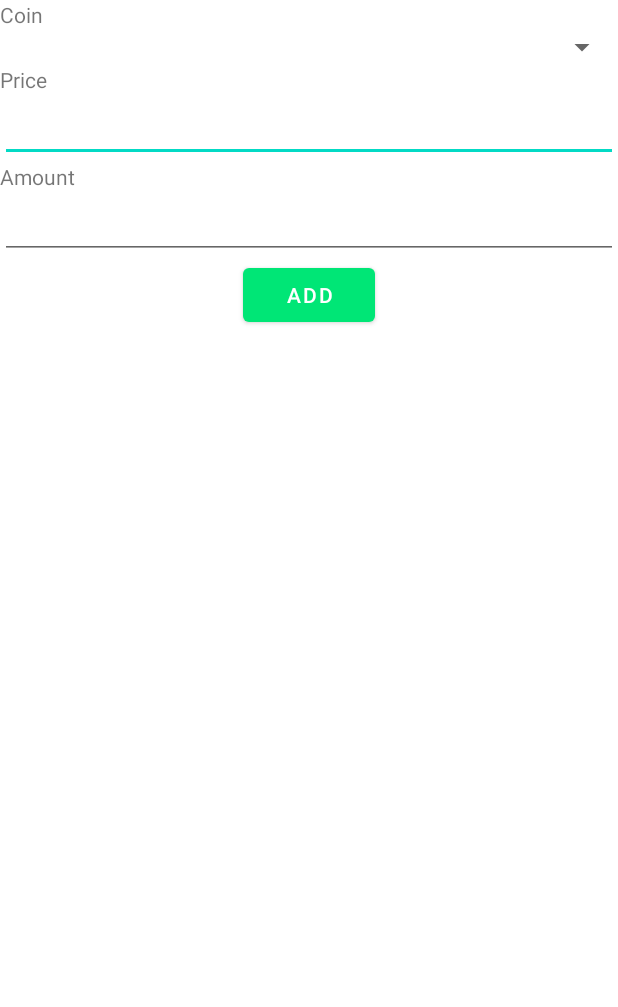
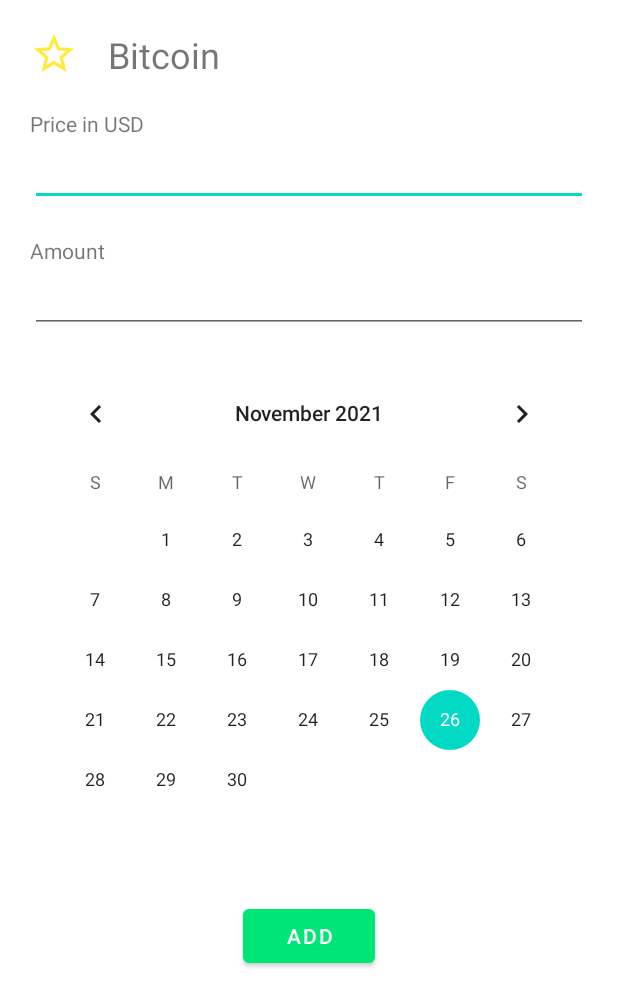
Before and after one commit to tuku13/crypto-tracker, an Android app: the layout fragment_add_to_portfolio.xml on its own in the app's theme, with its tools: preview values and no code run, on a phone screen of 412 x 824 dp. Shown: the top 1007 px of the screen. Run offline under Robolectric (Android 15) with nearby library versions, the phone set to English and light mode, and no system bars.

Commit message:
kesz az AddToPortfolio kinezete es van par uj adatbazis data class

```diff
--- a/app/src/main/java/hu/tuku13/cryptotracker/adapters/CoinAdapter.kt
+++ b/app/src/main/java/hu/tuku13/cryptotracker/adapters/CoinAdapter.kt
@@ -60,7 +60,6 @@ class CoinAdapter(private val onClickListener: OnClickListener): RecyclerView.Ad
         Util.setImage(item.id, holder.coinLogo)
         holder.parentLayout.setOnClickListener{
             onClickListener.onClick(item)
-            Toast.makeText(parentContext, "Clicked on ${item.name}", Toast.LENGTH_SHORT).show()
         }
     }
 
--- a/app/src/main/res/layout/fragment_add_to_portfolio.xml
+++ b/app/src/main/res/layout/fragment_add_to_portfolio.xml
@@ -1,45 +1,91 @@
 <?xml version="1.0" encoding="utf-8"?>
+<layout xmlns:tools="http://schemas.android.com/tools">
+    <data>
+        <variable
+            name="viewModel"
+            type="hu.tuku13.cryptotracker.screens.add_to_portfolio.AddToPortfolioViewModel" />
+    </data>
+
     <LinearLayout xmlns:android="http://schemas.android.com/apk/res/android"
         android:layout_width="match_parent"
         android:layout_height="match_parent"
         android:orientation="vertical">
 
-    <TextView
+        <LinearLayout
             android:layout_width="match_parent"
             android:layout_height="wrap_content"
-        android:text="Coin"/>
+            android:orientation="horizontal"
+            android:layout_marginTop="20dp"
+            android:layout_marginStart="20dp"
+            android:layout_marginEnd="20dp">
 
-    <Spinner
+            <ImageView
+                android:id="@+id/imgLogo"
+                android:layout_width="32dp"
+                android:layout_height="32dp"
+                tools:src="@drawable/ic_add_to_favourites"/>
+
+            <TextView
+                android:id="@+id/tvName"
                 android:layout_width="match_parent"
-        android:layout_height="wrap_content"/>
+                android:layout_height="wrap_content"
+                tools:text="Bitcoin"
+                android:layout_marginStart="20dp"
+                android:maxLines="1"
+                android:ellipsize="end"
+                android:textSize="24sp"/>
+
+        </LinearLayout>
 
         <TextView
             android:layout_width="match_parent"
             android:layout_height="wrap_content"
-        android:text="Price"/>
+            android:layout_marginTop="20dp"
+            android:layout_marginStart="20dp"
+            android:layout_marginEnd="20dp"
+            android:text="@string/price_in_usd"/>
 
         <EditText
             android:id="@+id/etPrice"
             android:layout_width="match_parent"
             android:layout_height="wrap_content"
+            android:layout_marginStart="20dp"
+            android:layout_marginEnd="20dp"
             android:inputType="numberDecimal" />
 
         <TextView
             android:layout_width="match_parent"
             android:layout_height="wrap_content"
-        android:text="Amount"/>
+            android:layout_marginTop="20dp"
+            android:layout_marginStart="20dp"
+            android:layout_marginEnd="20dp"
+            android:text="@string/amount"/>
 
         <EditText
             android:id="@+id/etAmount"
             android:layout_width="match_parent"
             android:layout_height="wrap_content"
+            android:layout_marginStart="20dp"
+            android:layout_marginEnd="20dp"
             android:inputType="numberDecimal" />
 
+        <CalendarView
+            android:id="@+id/calendarView"
+            android:layout_width="match_parent"
+            android:layout_height="wrap_content"
+            android:layout_marginTop="20dp"
+            android:layout_marginStart="20dp"
+            android:layout_marginEnd="20dp"/>
+
         <Button
+            android:id="@+id/btnAdd"
             android:layout_width="wrap_content"
             android:layout_height="wrap_content"
             android:layout_gravity="center"
-        android:text="Add"/>
-
+            android:layout_marginTop="20dp"
+            android:layout_marginStart="20dp"
+            android:layout_marginEnd="20dp"
+            android:text="@string/add" />
 
     </LinearLayout>
+</layout>
--- a/app/src/main/res/values/strings.xml
+++ b/app/src/main/res/values/strings.xml
@@ -22,4 +22,7 @@
     <string name="price">Price</string>
     <string name="market_rank_format" formatted="true">#%1$d</string>
     <string name="your_favourite_coin_list_is_empty">Your favourite coin list is empty :(</string>
+    <string name="price_in_usd">Price in USD</string>
+    <string name="amount">Amount</string>
+    <string name="add">Add</string>
 </resources>
```
Also changed, not shown: app/src/main/java/hu/tuku13/cryptotracker/AddToPortfolioFragment.kt (deleted, +0 -59 lines), app/src/main/java/hu/tuku13/cryptotracker/database/DatabaseCoinWithPortfolioRecord.kt (added, +14 -0 lines), app/src/main/java/hu/tuku13/cryptotracker/database/DatabasePortfolioRecord.kt (added, +14 -0 lines), app/src/main/java/hu/tuku13/cryptotracker/database/Room.kt (+12 -1 lines), app/src/main/java/hu/tuku13/cryptotracker/domain/PortfolioRecord.kt (added, +9 -0 lines), app/src/main/java/hu/tuku13/cryptotracker/screens/add_to_portfolio/AddToPortfolioFragment.kt (added, +51 -0 lines), app/src/main/java/hu/tuku13/cryptotracker/screens/add_to_portfolio/AddToPortfolioViewModel.kt (added, +29 -0 lines), app/src/main/java/hu/tuku13/cryptotracker/screens/details/DetailsFragment.kt (+19 -5 lines), app/src/main/java/hu/tuku13/cryptotracker/screens/details/DetailsViewModel.kt (+12 -0 lines), app/src/main/res/layout/fragment_details.xml (+11 -0 lines), app/src/main/res/navigation/navigation_graph.xml (+8 -9 lines). Lines whose indentation alone changed are shown as unchanged.
